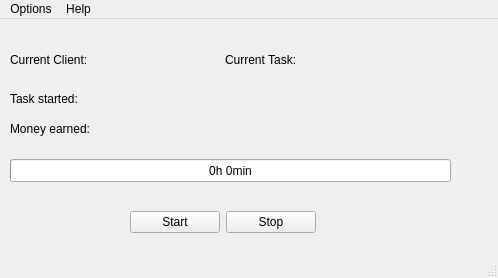
Before: the Qt Designer form mainwindow.ui in FelixTheC/QT-TimeIsMoney, drawn with Qt 5.
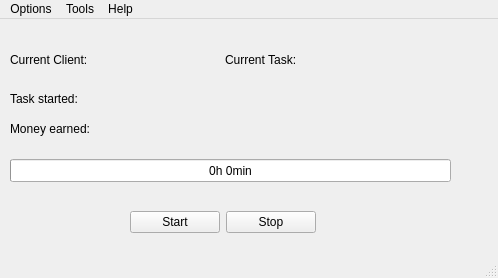
After: the same form once the commit is applied.

Diff of the .ui file:
```diff
--- a/mainwindow.ui
+++ b/mainwindow.ui
@@ -222,7 +222,14 @@
     <addaction name="actionInfo"/>
     <addaction name="actionCheck_for_Updates"/>
    </widget>
+   <widget class="QMenu" name="menuTools">
+    <property name="title">
+     <string>Tools</string>
+    </property>
+    <addaction name="actionAdd_API"/>
+   </widget>
    <addaction name="menuOptions"/>
+   <addaction name="menuTools"/>
    <addaction name="menuHelp"/>
   </widget>
   <widget class="QStatusBar" name="statusbar"/>
```
Left out of the diff: 5 changed lines with no effect on the pictures.
